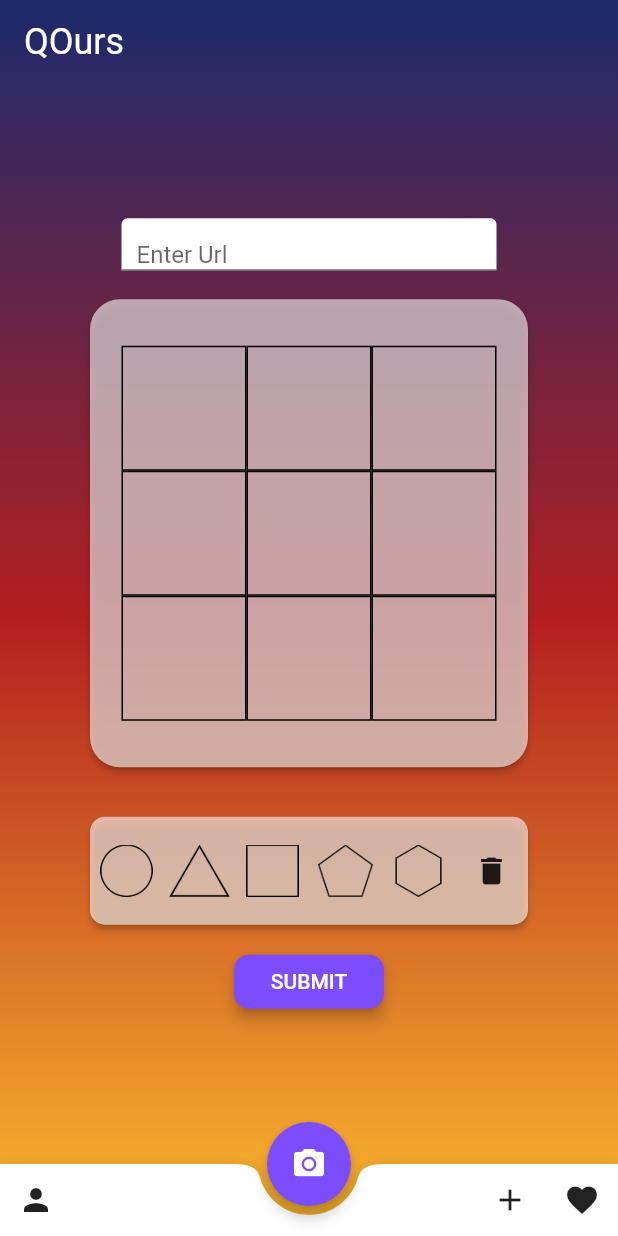
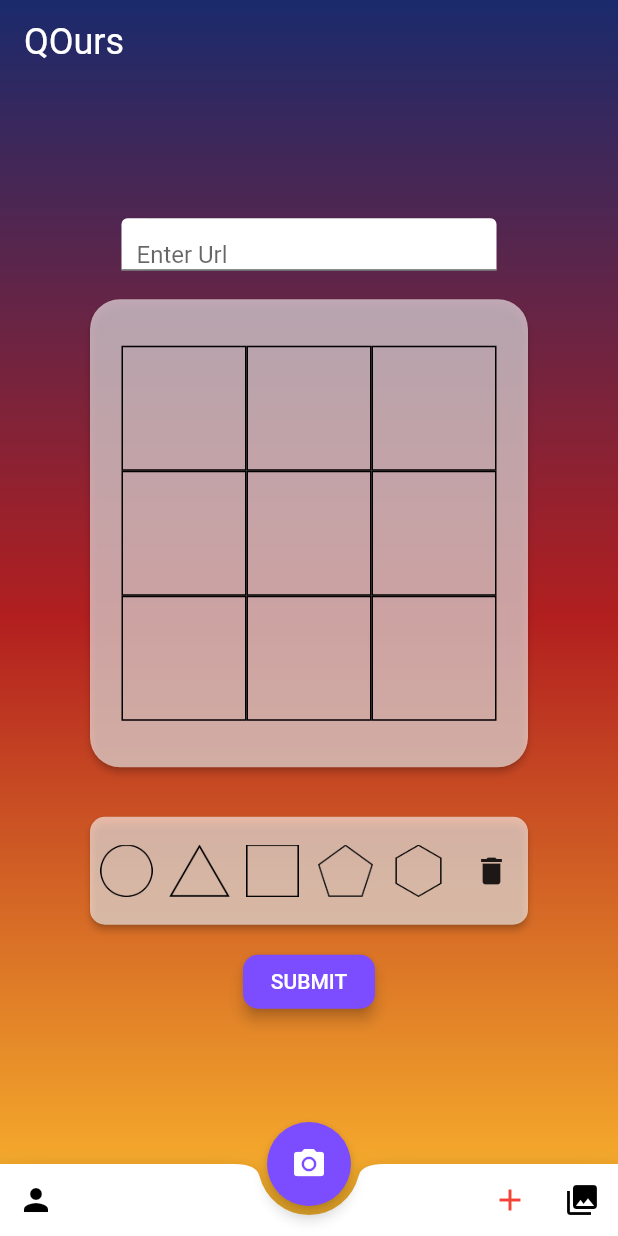
Before and after one commit to yashgharat/QOursMobile, a Flutter app: the screen it shows after launch, item 3 of the bottom bar chosen, after a tap on the "add" icon, on a phone screen of 412 x 824 dp. Run offline on Flutter 3.47's test engine with Material 2 defaults, Android fonts, the phone set to English and light mode, and no system bars; our stand-ins replace animate_do, firebase_auth, flip_card, get_it, image_picker; missing offline and left inert: gradient_input_border; accounts and stored records are empty.

Commit message:
code creation

```diff
--- /dev/null
+++ b/lib/pages/CodeScreen/code_screen.dart
@@ -0,0 +1,41 @@
+import 'package:animate_do/animate_do.dart';
+import 'package:flutter/material.dart';
+import 'package:q_ours_mobile/services/auth_service.dart';
+
+class Codes extends StatefulWidget {
+  @override
+  _CodesState createState() => _CodesState();
+}
+
+class _CodesState extends State<Codes> {
+  @override
+  void initState() {
+    super.initState();
+  }
+
+  @override
+  Widget build(BuildContext context) {
+    return AnimatedContainer(
+      curve: Curves.linear,
+      duration: Duration(seconds: 1),
+      child: AuthService.isLoggedIn
+          ? Center(
+              child: Container(
+              child: Text(
+                'Authenticated',
+                textAlign: TextAlign.center,
+                style: TextStyle(color: Colors.white, fontWeight: FontWeight.w400),
+              ),
+            ))
+          : Center(
+              child: Container(
+              alignment: Alignment.center,
+              child: Text(
+                'There is nothing here, Please log in to see your active codes',
+                textAlign: TextAlign.center,
+                style: TextStyle(color: Colors.white, fontWeight: FontWeight.w400),
+              ),
+            )),
+    );
+  }
+}
--- a/lib/pages/FavoriteScreen/favorite_screen.dart
+++ /dev/null
@@ -1,26 +0,0 @@
-import 'package:animate_do/animate_do.dart';
-import 'package:flutter/material.dart';
-
-class Favorites extends StatelessWidget {
-  @override
-  Widget build(BuildContext context) {
-    AnimationController animationController;
-    return Container(
-        alignment: Alignment.center,
-        child: Column(
-          mainAxisAlignment: MainAxisAlignment.center,
-          crossAxisAlignment: CrossAxisAlignment.center,
-          children: <Widget>[
-            RaisedButton(
-              child: Text(
-                'do something'.toUpperCase(),
-                style: TextStyle(color: Colors.white),
-              ),
-              onPressed: () => animationController.forward(),
-              color: Colors.deepPurpleAccent,
-            ),
-
-          ],
-        ));
-  }
-}
--- a/lib/pages/HomeScreen/scaffold.dart
+++ b/lib/pages/HomeScreen/scaffold.dart
@@ -9,8 +9,16 @@ import 'package:q_ours_mobile/pages/HomeScreen/home_screen.dart';
 import 'package:q_ours_mobile/extensions/hex_color.dart';
 import 'package:q_ours_mobile/services/navigation_service.dart';
 
-class AppScaffold extends StatelessWidget {
+class AppScaffold extends StatefulWidget {
+  AppScaffold({Key key}) : super(key: key);
+
+  @override
+  _AppScaffoldState createState() => _AppScaffoldState();
+}
+
+class _AppScaffoldState extends State<AppScaffold> {
   File image;
+  int index = 0;
 
   imageSelectorCamera() async {
     image = await ImagePicker.pickImage(
@@ -20,10 +28,9 @@ class AppScaffold extends StatelessWidget {
     );
 
     String path = image.path ?? "nothing";
-    print( "You selected camera image : " + path);
+    print("You selected camera image : " + path);
   }
 
-  AppScaffold({Key key}) : super(key: key);
   @override
   Widget build(BuildContext context) {
     return Scaffold(
@@ -52,19 +59,33 @@ class AppScaffold extends StatelessWidget {
             mainAxisAlignment: MainAxisAlignment.spaceBetween,
             children: <Widget>[
               IconButton(
-                icon: Icon(Icons.person),
-                onPressed: () =>
-                    locator<NavigationService>().navigateTo(AuthRoute),
+                icon: Icon(Icons.person,
+                        color: index == 1 ? Colors.red : Colors.black,),
+                onPressed: () {
+                  setState(() => index = 1);
+                  locator<NavigationService>().navigateTo(AuthRoute);
+                },
               ),
               Row(
                 children: <Widget>[
                   IconButton(
-                      icon: Icon(Icons.add),
-                      onPressed: () =>
-                          locator<NavigationService>().navigateTo(HomeRoute)),
+                      icon: Icon(
+                        Icons.add,
+                        color: index == 0 ? Colors.red : Colors.black,
+                      ),
+                      onPressed: () {
+                        setState(() => index = 0);
+                        locator<NavigationService>().navigateTo(HomeRoute);
+                      }),
                   IconButton(
-                    icon: Icon(Icons.favorite),
-                    onPressed: () => locator<NavigationService>().navigateTo(FavoriteRoute),
+                    icon: Icon(
+                      Icons.collections,
+                      color: index == 2 ? Colors.red : Colors.black,
+                    ),
+                    onPressed: () {
+                      setState(() => index = 2);
+                      locator<NavigationService>().navigateTo(CodeRoute);
+                    },
                   ),
                 ],
               ),
--- a/lib/pages/HomeScreen/shape_maker/shape.dart
+++ b/lib/pages/HomeScreen/shape_maker/shape.dart
@@ -2,8 +2,9 @@ import 'package:flutter/material.dart';
 
 class Shape extends StatelessWidget {
   String shapeName;
+  int numEdges;
 
-  Shape(this.shapeName);
+  Shape(this.shapeName, this.numEdges);
 
   @override
   Widget build(BuildContext context) {
--- a/lib/pages/HomeScreen/shape_maker/shape_gallery.dart
+++ b/lib/pages/HomeScreen/shape_maker/shape_gallery.dart
@@ -1,8 +1,8 @@
 import 'package:flutter/material.dart';
 
 class ShapeGallery extends StatelessWidget {
-  Function(String) addShape;
-  Function() deleteShape;
+  Function(String, int) addShape;
+  Function(bool) deleteShape;
 
   ShapeGallery(this.addShape, this.deleteShape);
 
@@ -18,11 +18,11 @@ class ShapeGallery extends StatelessWidget {
         elevation: 2,
         shape: RoundedRectangleBorder(borderRadius: BorderRadius.circular(10)),
         child: Row(children: <Widget>[
-          _ShapeContainer('circle', addShape),
-          _ShapeContainer('triangle', addShape),
-          _ShapeContainer('rectangle', addShape),
-          _ShapeContainer('pentagon', addShape),
-          _ShapeContainer('hexagon', addShape),
+          _ShapeContainer('circle', 1, addShape),
+          _ShapeContainer('triangle', 3, addShape),
+          _ShapeContainer('rectangle', 4, addShape),
+          _ShapeContainer('pentagon', 5, addShape),
+          _ShapeContainer('hexagon', 6, addShape),
           _DeleteShapeButton(deleteShape),
         ]),
       ),
@@ -31,7 +31,7 @@ class ShapeGallery extends StatelessWidget {
 }
 
 class _DeleteShapeButton extends StatelessWidget {
-  Function() deleteShape;
+  Function(bool) deleteShape;
 
   _DeleteShapeButton(this.deleteShape);
   @override
@@ -39,8 +39,11 @@ class _DeleteShapeButton extends StatelessWidget {
     return Expanded(
       child: Container(
         child: InkWell(
-          onTap: () => deleteShape(),
-          child: Icon(Icons.delete,),
+          onTap: () => deleteShape(false),
+          onLongPress: () => deleteShape(true),
+          child: Icon(
+            Icons.delete,
+          ),
         ),
       ),
     );
@@ -49,22 +52,23 @@ class _DeleteShapeButton extends StatelessWidget {
 
 class _ShapeContainer extends StatelessWidget {
   String shapeName;
-  Function(String) addShape;
+  int shapeEdges;
+  Function(String, int) addShape;
 
-  _ShapeContainer(this.shapeName, this.addShape);
+  _ShapeContainer(this.shapeName, this.shapeEdges, this.addShape);
 
   @override
   Widget build(BuildContext context) {
     return Expanded(
         child: Container(
-          width: 35,
-          height: 35,
+      width: 35,
+      height: 35,
       decoration: BoxDecoration(
           image: DecorationImage(
         image: AssetImage('lib/assets/shapes/${shapeName}.png'),
       )),
       child: InkWell(
-        onTap: () => addShape(shapeName),
+        onTap: () => addShape(shapeName, shapeEdges),
       ),
     ));
   }
--- a/lib/pages/HomeScreen/shape_maker/shape_maker.dart
+++ b/lib/pages/HomeScreen/shape_maker/shape_maker.dart
@@ -3,25 +3,25 @@ import 'package:q_ours_mobile/pages/HomeScreen/shape_maker/shape.dart';
 import 'package:q_ours_mobile/pages/HomeScreen/shape_maker/shape_gallery.dart';
 import 'package:q_ours_mobile/pages/HomeScreen/shape_maker/shape_grid.dart';
 
+class ShapeMaker extends StatefulWidget {
+  static List<Shape> currentShapes = [];
 
-class ShapeMaker extends StatefulWidget {
   @override
   _ShapeMakerState createState() => _ShapeMakerState();
 }
 
 class _ShapeMakerState extends State<ShapeMaker> {
-  List<Shape> currentShapes = [];
-
-  addShape(String shapeName) {
+  addShape(String shapeName, int shapeEdges) {
     setState(() {
-        currentShapes.add(Shape(shapeName));
+      if (ShapeMaker.currentShapes.length < 16)
+        ShapeMaker.currentShapes.add(Shape(shapeName, shapeEdges));
     });
   }
 
-  deleteShape() {
+  deleteShape(bool flag) {
     setState(() {
-      if(currentShapes.length > 0)
-      currentShapes.removeLast();
+      if (ShapeMaker.currentShapes.length > 0)
+        (!flag) ? ShapeMaker.currentShapes.removeLast() : ShapeMaker.currentShapes.clear();
     });
   }
 
@@ -29,7 +29,7 @@ class _ShapeMakerState extends State<ShapeMaker> {
   Widget build(BuildContext context) {
     return Column(
       children: <Widget>[
-        ShapeGrid(currentShapes),
+        ShapeGrid(ShapeMaker.currentShapes),
         ShapeGallery(addShape, deleteShape),
       ],
     );
--- a/lib/routing/router.dart
+++ b/lib/routing/router.dart
@@ -1,18 +1,18 @@
 import 'package:flutter/material.dart';
 import 'package:q_ours_mobile/pages/Authentication/authentication_screen.dart';
-import 'package:q_ours_mobile/pages/FavoriteScreen/favorite_screen.dart';
+import 'package:q_ours_mobile/pages/CodeScreen/code_screen.dart';
 import 'package:q_ours_mobile/pages/HomeScreen/home_screen.dart';
 
 const String HomeRoute = 'home';
-const String FavoriteRoute = 'favorite';
+const String CodeRoute = 'favorite';
 const String AuthRoute = 'authentication';
 
 Route<dynamic> generateRoute(RouteSettings settings) {
   switch (settings.name) {
     case AuthRoute:
         return MaterialPageRoute(builder: (_) => AuthenticationScreen());
-    case FavoriteRoute:
-        return MaterialPageRoute(builder: (_) => Favorites());
+    case CodeRoute:
+        return MaterialPageRoute(builder: (_) => Codes());
     default:
         return MaterialPageRoute(builder: (_) => HomeScreen());
   }
--- a/pubspec.yaml
+++ b/pubspec.yaml
@@ -27,6 +27,8 @@ dependencies:
   get_it: ^4.0.1
   http: ^0.12.0+4
   gradient_input_border: ^1.0.0
+
+  uuid: 2.0.4
 
   image_picker: ^0.6.5
 
```
Also changed, not shown: lib/pages/HomeScreen/home_screen.dart (+26 -5 lines), lib/services/http.dart (added), pubspec.lock.
